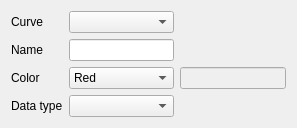
The window that src/LorrisAnalyzer/DataWidgets/GraphWidget/graphcurveeditwidget.ui (Tasssadar/Lorris) describes before a commit, drawn with Qt 5.
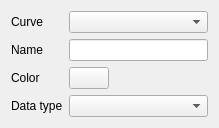
The same window after the commit.

Commit message: [434] LorrisAnalyzer: use QColorDialog to choose color of Graph curve

```diff
--- a/src/LorrisAnalyzer/DataWidgets/GraphWidget/graphcurveeditwidget.ui
+++ b/src/LorrisAnalyzer/DataWidgets/GraphWidget/graphcurveeditwidget.ui
@@ -6,10 +6,16 @@
    <rect>
     <x>0</x>
     <y>0</y>
-    <width>297</width>
-    <height>119</height>
+    <width>219</width>
+    <height>128</height>
    </rect>
   </property>
+  <property name="sizePolicy">
+   <sizepolicy hsizetype="Preferred" vsizetype="Fixed">
+    <horstretch>0</horstretch>
+    <verstretch>0</verstretch>
+   </sizepolicy>
+  </property>
   <property name="windowTitle">
    <string>Form</string>
   </property>
@@ -32,48 +38,28 @@
     </widget>
    </item>
    <item row="2" column="1">
-    <widget class="QComboBox" name="colorBox">
-     <property name="currentIndex">
-      <number>1</number>
-     </property>
+    <layout class="QHBoxLayout" name="horizontalLayout">
      <item>
-      <property name="text">
-       <string>Type:</string>
-      </property>
+      <widget class="QPushButton" name="colorBtn">
+       <property name="text">
+        <string/>
+       </property>
+      </widget>
      </item>
      <item>
-      <property name="text">
-       <string notr="true">Red</string>
-      </property>
+      <spacer name="horizontalSpacer">
+       <property name="orientation">
+        <enum>Qt::Horizontal</enum>
+       </property>
+       <property name="sizeHint" stdset="0">
+        <size>
+         <width>40</width>
+         <height>20</height>
+        </size>
+       </property>
+      </spacer>
      </item>
-     <item>
-      <property name="text">
-       <string notr="true">Blue</string>
-      </property>
-     </item>
-     <item>
-      <property name="text">
-       <string notr="true">Yellow</string>
-      </property>
-     </item>
-     <item>
-      <property name="text">
-       <string notr="true">Green</string>
-      </property>
-     </item>
-     <item>
-      <property name="text">
-       <string notr="true">Black</string>
-      </property>
-     </item>
-    </widget>
-   </item>
-   <item row="2" column="2">
-    <widget class="QLineEdit" name="ColorEdit">
-     <property name="enabled">
-      <bool>false</bool>
-     </property>
-    </widget>
+    </layout>
    </item>
    <item row="3" column="0">
     <widget class="QLabel" name="label_3">
```
Left out of the diff: 20 changed lines with no effect on the pictures. The commit also changes 5 other files.
